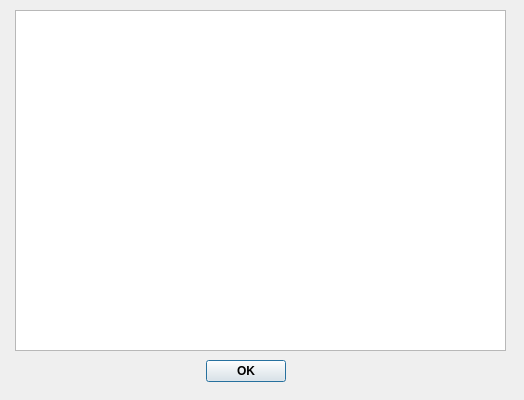
The window that FVADescriptionEditor/fvapeoplelistdlg.ui (dimanikulin/fva) describes before a commit, drawn with Qt 5.
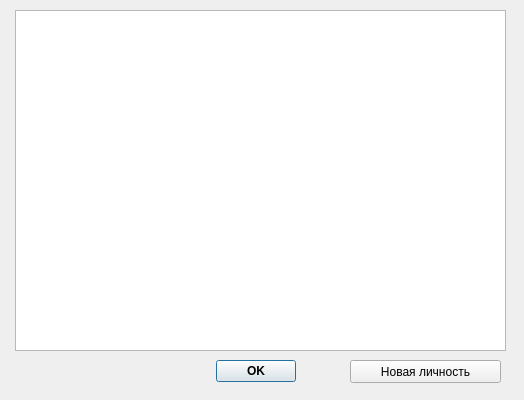
The same window after the commit.

Commit message: OnAddPeopleBtnPressed added, loading from dictionaries, refactoring

```diff
--- a/FVADescriptionEditor/fvapeoplelistdlg.ui
+++ b/FVADescriptionEditor/fvapeoplelistdlg.ui
@@ -33,7 +33,7 @@
   <widget class="QDialogButtonBox" name="buttonBox">
    <property name="geometry">
     <rect>
-     <x>130</x>
+     <x>140</x>
      <y>360</y>
      <width>156</width>
      <height>23</height>
@@ -50,6 +50,19 @@
     <set>QDialogButtonBox::Ok</set>
    </property>
   </widget>
+  <widget class="QPushButton" name="btnAddPeople">
+   <property name="geometry">
+    <rect>
+     <x>350</x>
+     <y>360</y>
+     <width>151</width>
+     <height>23</height>
+    </rect>
+   </property>
+   <property name="text">
+    <string>Новая личность</string>
+   </property>
+  </widget>
  </widget>
  <layoutdefault spacing="6" margin="11"/>
  <resources/>
```
The commit also changes 6 other files.
